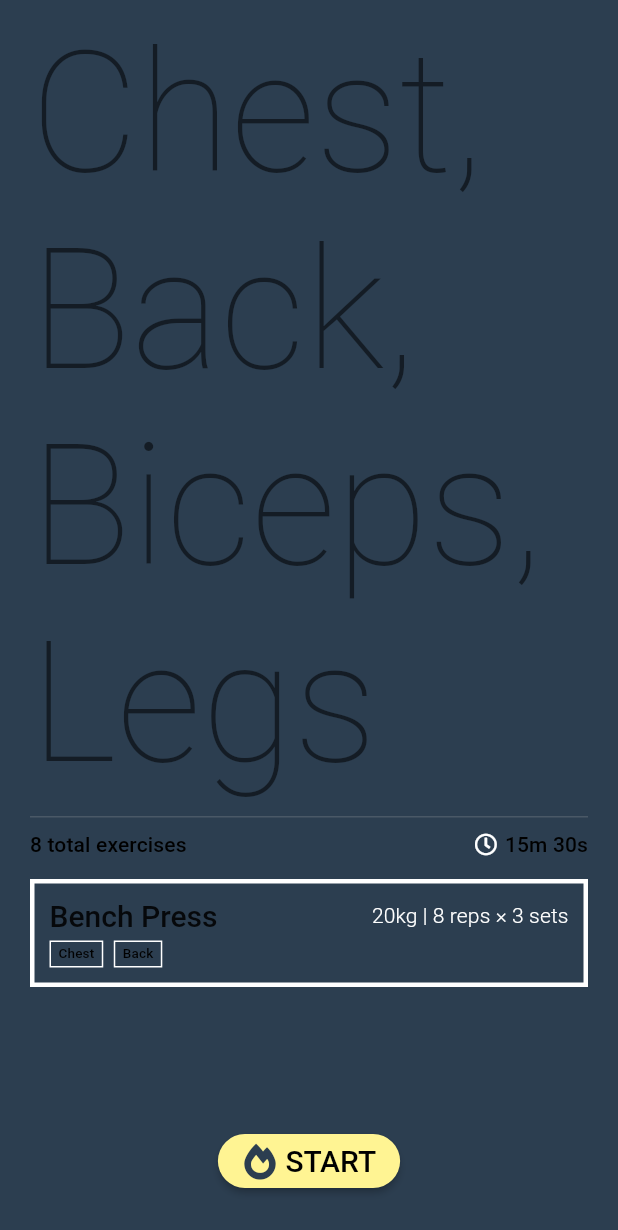
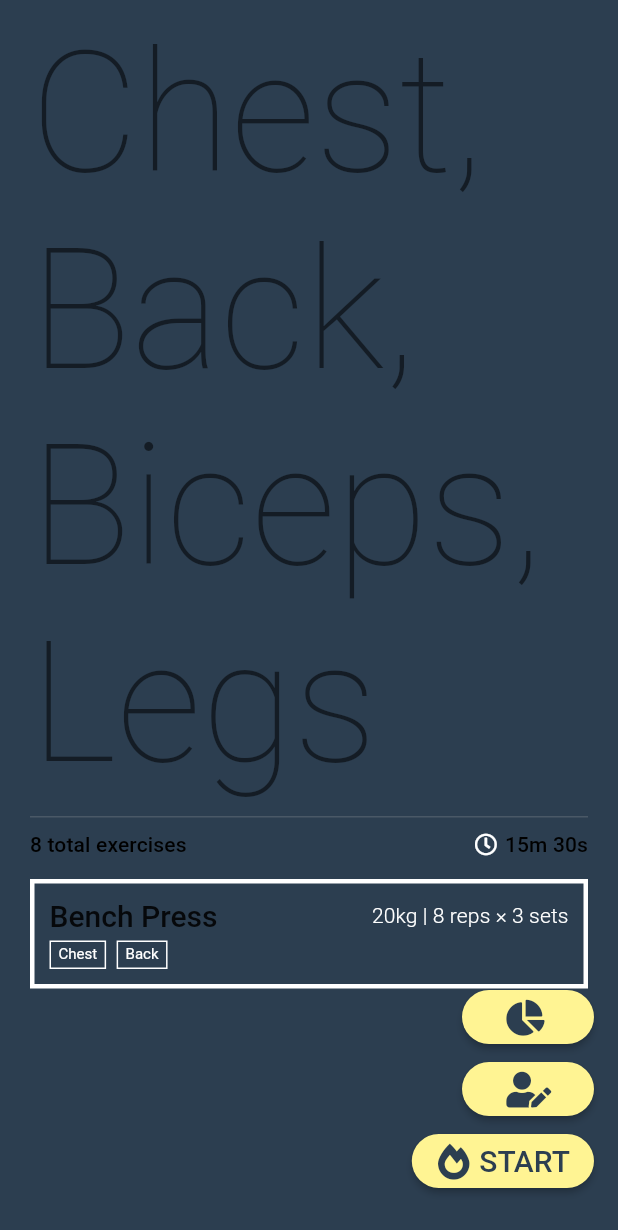
Before and after one commit to solderneer/gymrat, a Flutter app: the WorkoutOverviewPage screen opened by its route, on a phone screen of 412 x 824 dp. Shown: the top 1230 px of the screen. Run offline on Flutter 3.47's test engine with Material 2 defaults, Android fonts, the phone set to English and light mode, and no system bars; our stand-ins replace font_awesome_flutter.

Commit message:
feat: added inverted options and more UI elements

```diff
--- a/lib/src/ui/common_widgets/lift_card.dart
+++ b/lib/src/ui/common_widgets/lift_card.dart
@@ -44,7 +44,8 @@ class LiftCard extends StatelessWidget {
                             children: muscleTags
                                 .map((muscle) => Padding(
                                     padding: EdgeInsets.only(right: 5.0),
-                                    child: MuscleTag(muscle: muscle)))
+                                    child: MuscleTag(
+                                        muscle: muscle, inverted: true)))
                                 .toList())),
                     Spacer()
                   ]),
--- a/lib/src/ui/common_widgets/muscle_tag.dart
+++ b/lib/src/ui/common_widgets/muscle_tag.dart
@@ -11,12 +11,17 @@ class MuscleTag extends StatelessWidget {
     return Container(
         padding: EdgeInsets.only(top: 2.5, bottom: 2.5, left: 5.0, right: 5.0),
         child: Text(this.muscle,
-            style: Theme.of(context)
-                .accentTextTheme
-                .subtitle
-                .copyWith(fontSize: 9.0)),
+            style: Theme.of(context).primaryTextTheme.body1.copyWith(
+                fontSize: 10.0,
+                color: (inverted)
+                    ? Theme.of(context).primaryColor
+                    : Colors.white)),
         decoration: BoxDecoration(
-            color: Theme.of(context).primaryColor,
-            border: Border.all(width: 1.0, color: const Color(0xFFFFFFFF))));
+            color: Colors.transparent,
+            border: Border.all(
+                width: 1.0,
+                color: (inverted)
+                    ? Theme.of(context).primaryColor
+                    : Colors.white)));
   }
 }
--- a/lib/src/ui/common_widgets/rounded_button.dart
+++ b/lib/src/ui/common_widgets/rounded_button.dart
@@ -22,7 +22,10 @@ class RoundedButton extends StatelessWidget {
           Padding(
               padding: EdgeInsets.only(left: 5.0),
               child: Text(this.buttonText.toUpperCase(),
-                  style: Theme.of(context).primaryTextTheme.title)),
+                  style: Theme.of(context)
+                      .primaryTextTheme
+                      .title
+                      .copyWith(color: Theme.of(context).primaryColor))),
         ]));
   }
 }
--- a/lib/src/ui/workout_overview.dart
+++ b/lib/src/ui/workout_overview.dart
@@ -14,8 +14,10 @@ class WorkoutOverviewPage extends StatelessWidget {
     final double statusbarHeight = MediaQuery.of(context).padding.top;
 
     return Scaffold(
-        body: Container(
+        body: Material(
+            type: MaterialType.canvas,
             color: Theme.of(context).primaryColor,
+            child: Container(
                 padding: EdgeInsets.only(
                     top: statusbarHeight + 10.0, left: 20.0, right: 20.0),
                 child: Column(children: <Widget>[
@@ -41,13 +43,26 @@ class WorkoutOverviewPage extends StatelessWidget {
                       child: LiftCardMinimal(
                           title: "Bench Press",
                           muscleTags: <String>["Chest", "Back"])),
-            ])),
-        floatingActionButtonLocation: FloatingActionButtonLocation.centerFloat,
+                ]))),
+        floatingActionButtonLocation: FloatingActionButtonLocation.endFloat,
         floatingActionButton: Padding(
             padding: EdgeInsets.only(bottom: 10.0),
-            child: RoundedButton(
+            child: Column(
+                mainAxisAlignment: MainAxisAlignment.end,
+                crossAxisAlignment: CrossAxisAlignment.end,
+                children: <Widget>[
+                  RoundedButton(
+                      buttonText: "",
+                      icon: FontAwesomeIcons.chartPie,
+                      onPressed: () => Navigator.pushNamed(context, "/home")),
+                  RoundedButton(
+                      buttonText: "",
+                      icon: FontAwesomeIcons.userEdit,
+                      onPressed: () => Navigator.pushNamed(context, "/home")),
+                  RoundedButton(
                       buttonText: "Start",
                       icon: FontAwesomeIcons.fireAlt,
-                onPressed: () => Navigator.pushNamed(context, "/home"))));
+                      onPressed: () => Navigator.pushNamed(context, "/home")),
+                ])));
   }
 }
```
Also changed, not shown: lib/src/ui/common_widgets/border_button.dart (added, +23 -0 lines), lib/src/ui/common_widgets/workout_card_minimal.dart (added, +50 -0 lines), lib/src/ui/workouts_page.dart (+8 -10 lines), 1 other file. Lines whose indentation alone changed are shown as unchanged.
